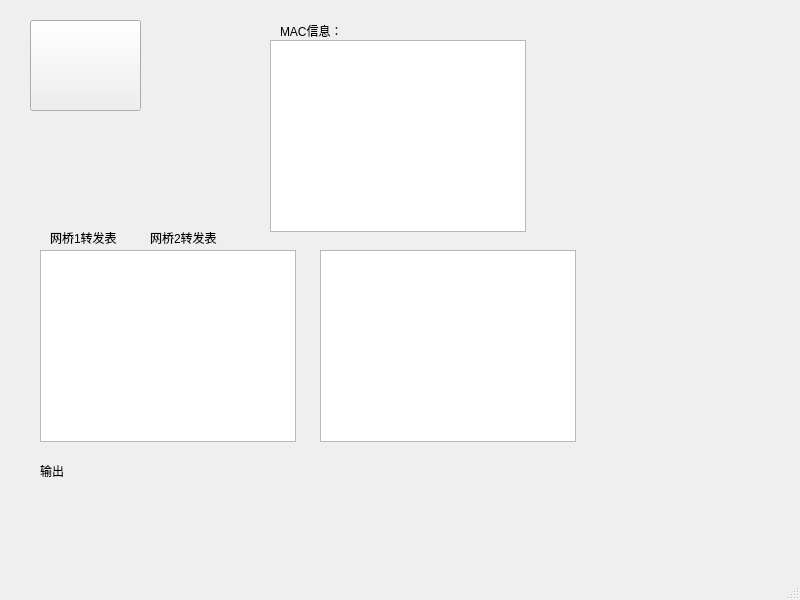
This is TransparentBridge/mainwindow.ui in SYY99020/TranspartBridge as Qt 5 draws it before an edit. The edited form follows.
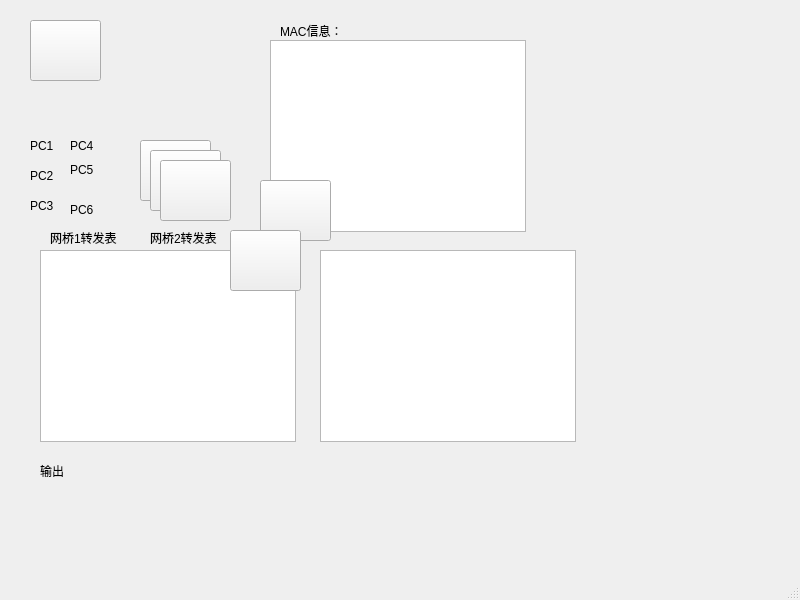
This is the edited form. Icons and pictures are not drawn. Custom widgets are drawn as their Qt base class.

```diff
--- a/TransparentBridge/mainwindow.ui
+++ b/TransparentBridge/mainwindow.ui
@@ -127,14 +127,175 @@
      <rect>
       <x>30</x>
       <y>20</y>
-      <width>111</width>
-      <height>91</height>
+      <width>71</width>
+      <height>61</height>
      </rect>
     </property>
+    <property name="styleSheet">
+     <string notr="true">border-image: url(:/myImage/Image/PC.jpg);</string>
+    </property>
     <property name="text">
      <string/>
     </property>
    </widget>
+   <widget class="QPushButton" name="PC2">
+    <property name="geometry">
+     <rect>
+      <x>260</x>
+      <y>180</y>
+      <width>71</width>
+      <height>61</height>
+     </rect>
+    </property>
+    <property name="styleSheet">
+     <string notr="true">border-image: url(:/myImage/Image/PC.jpg);</string>
+    </property>
+    <property name="text">
+     <string/>
+    </property>
+   </widget>
+   <widget class="QPushButton" name="PC3">
+    <property name="geometry">
+     <rect>
+      <x>140</x>
+      <y>140</y>
+      <width>71</width>
+      <height>61</height>
+     </rect>
+    </property>
+    <property name="styleSheet">
+     <string notr="true">border-image: url(:/myImage/Image/PC.jpg);</string>
+    </property>
+    <property name="text">
+     <string/>
+    </property>
+   </widget>
+   <widget class="QPushButton" name="PC4">
+    <property name="geometry">
+     <rect>
+      <x>150</x>
+      <y>150</y>
+      <width>71</width>
+      <height>61</height>
+     </rect>
+    </property>
+    <property name="styleSheet">
+     <string notr="true">border-image: url(:/myImage/Image/PC.jpg);</string>
+    </property>
+    <property name="text">
+     <string/>
+    </property>
+   </widget>
+   <widget class="QPushButton" name="PC5">
+    <property name="geometry">
+     <rect>
+      <x>230</x>
+      <y>230</y>
+      <width>71</width>
+      <height>61</height>
+     </rect>
+    </property>
+    <property name="styleSheet">
+     <string notr="true">border-image: url(:/myImage/Image/PC.jpg);</string>
+    </property>
+    <property name="text">
+     <string/>
+    </property>
+   </widget>
+   <widget class="QPushButton" name="PC6">
+    <property name="geometry">
+     <rect>
+      <x>160</x>
+      <y>160</y>
+      <width>71</width>
+      <height>61</height>
+     </rect>
+    </property>
+    <property name="styleSheet">
+     <string notr="true">border-image: url(:/myImage/Image/PC.jpg);</string>
+    </property>
+    <property name="text">
+     <string/>
+    </property>
+   </widget>
+   <widget class="QLabel" name="PC1Word">
+    <property name="geometry">
+     <rect>
+      <x>30</x>
+      <y>140</y>
+      <width>54</width>
+      <height>12</height>
+     </rect>
+    </property>
+    <property name="text">
+     <string>PC1</string>
+    </property>
+   </widget>
+   <widget class="QLabel" name="PC2Word">
+    <property name="geometry">
+     <rect>
+      <x>30</x>
+      <y>170</y>
+      <width>54</width>
+      <height>12</height>
+     </rect>
+    </property>
+    <property name="text">
+     <string>PC2</string>
+    </property>
+   </widget>
+   <widget class="QLabel" name="PC3Word">
+    <property name="geometry">
+     <rect>
+      <x>30</x>
+      <y>200</y>
+      <width>54</width>
+      <height>12</height>
+     </rect>
+    </property>
+    <property name="text">
+     <string>PC3</string>
+    </property>
+   </widget>
+   <widget class="QLabel" name="PC4Word">
+    <property name="geometry">
+     <rect>
+      <x>70</x>
+      <y>140</y>
+      <width>54</width>
+      <height>12</height>
+     </rect>
+    </property>
+    <property name="text">
+     <string>PC4</string>
+    </property>
+   </widget>
+   <widget class="QLabel" name="PC5Word">
+    <property name="geometry">
+     <rect>
+      <x>70</x>
+      <y>160</y>
+      <width>51</width>
+      <height>20</height>
+     </rect>
+    </property>
+    <property name="text">
+     <string>PC5</string>
+    </property>
+   </widget>
+   <widget class="QLabel" name="PC6Word">
+    <property name="geometry">
+     <rect>
+      <x>70</x>
+      <y>200</y>
+      <width>51</width>
+      <height>20</height>
+     </rect>
+    </property>
+    <property name="text">
+     <string>PC6</string>
+    </property>
+   </widget>
   </widget>
   <widget class="QMenuBar" name="menubar">
    <property name="geometry">
```
Left out of the diff: 2 changed lines with no effect on the pictures.
